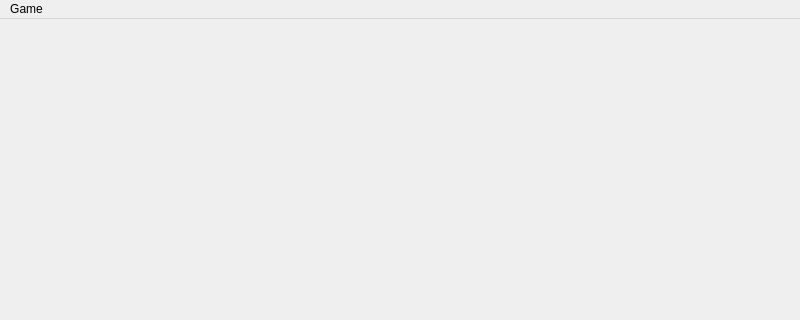
First picture: the form in src/mainwindow.ui, repository FastForwardTech/Battleplan, before the edit; both pictures show x 0 to 800 and y 0 to 320 of the 800 by 542 pixel window.
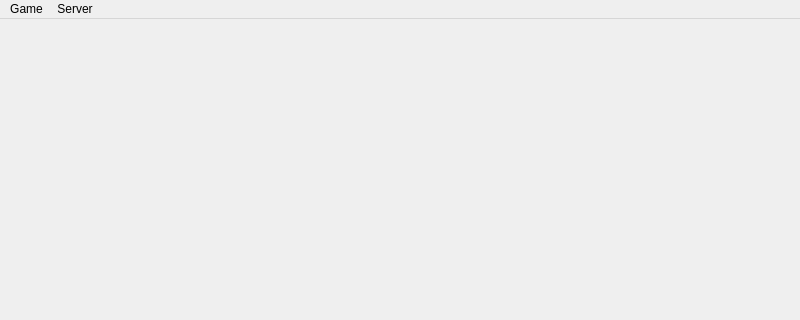
Second picture: the form after the edit. Icons and pictures are not drawn.

Commit message: Implement connection to websocket server for online mirroring. This depends on an external websocket server to reflect messages back to all clients

What changed in the file:
```diff
--- a/src/mainwindow.ui
+++ b/src/mainwindow.ui
@@ -40,7 +40,14 @@
     <addaction name="actionNew_Map"/>
     <addaction name="actionAdd_Player"/>
    </widget>
+   <widget class="QMenu" name="menuServer">
+    <property name="title">
+     <string>Server</string>
+    </property>
+    <addaction name="actionConnect"/>
+   </widget>
    <addaction name="menuFile"/>
+   <addaction name="menuServer"/>
   </widget>
   <widget class="QStatusBar" name="statusbar"/>
   <action name="actionNew_Map">
```
Left out of the diff: 5 changed lines with no effect on the pictures. The commit also changes 11 other files.
